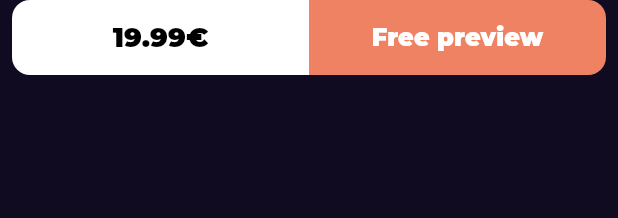
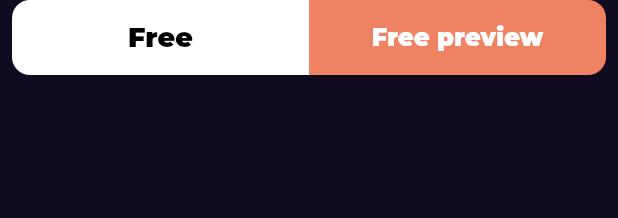
Before and after one commit to Moamen771/Bookly, a Flutter app: the BookActions widget shown alone on an empty page, opened directly, on a phone screen of 412 x 824 dp. Shown: the top 218 px of the screen. Run offline on Flutter 3.47's test engine with Material 3 defaults, Android fonts, the phone set to English and light mode, and no system bars; our stand-ins replace cached_network_image, dartz, dio, equatable, flutter_bloc, font_awesome_flutter and 3 more; network calls fail.

Commit message:
book deatls view done

```diff
--- a/lib/features/home/presentation/views/widgets/books_action.dart
+++ b/lib/features/home/presentation/views/widgets/books_action.dart
@@ -13,7 +13,7 @@ class BookActions extends StatelessWidget {
           Expanded(
             child: CustomButton(
               backgroundColor: Colors.white,
-              text: '19.99€',
+              text: 'Free',
               textColor: Colors.black,
               borderRadius: BorderRadius.only(
                 topLeft: Radius.circular(12),
--- a/lib/features/home/presentation/views/widgets/custom_book_details_app_bar.dart
+++ b/lib/features/home/presentation/views/widgets/custom_book_details_app_bar.dart
@@ -1,4 +1,5 @@
 import 'package:flutter/material.dart';
+import 'package:go_router/go_router.dart';
 
 class CustomDetailsBookAppBar extends StatelessWidget {
   const CustomDetailsBookAppBar({super.key});
@@ -10,7 +11,7 @@ class CustomDetailsBookAppBar extends StatelessWidget {
       children: [
         IconButton(
           onPressed: () {
-            Navigator.pop(context);
+            GoRouter.of(context).pop();
           },
           icon: const Icon(Icons.close),
         ),
```
